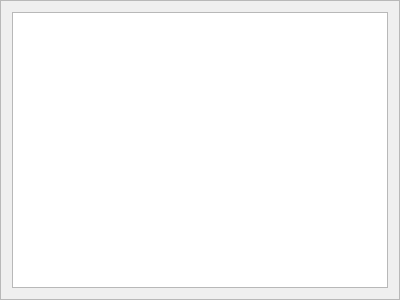
Above: braviz/interaction/qt_guis/nominal_details_frame.ui from diego0020/braviz-app before the change. Below: the same form after it.
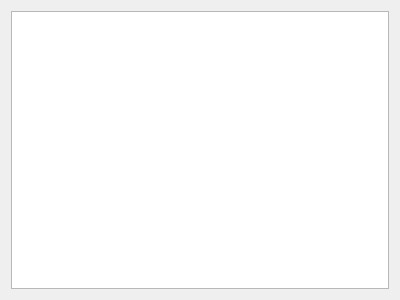
That is the form after the change.

What changed in the file:
```diff
--- a/braviz/interaction/qt_guis/nominal_details_frame.ui
+++ b/braviz/interaction/qt_guis/nominal_details_frame.ui
@@ -14,7 +14,7 @@
    <string>Frame</string>
   </property>
   <property name="frameShape">
-   <enum>QFrame::StyledPanel</enum>
+   <enum>QFrame::NoFrame</enum>
   </property>
   <property name="frameShadow">
    <enum>QFrame::Raised</enum>
```
